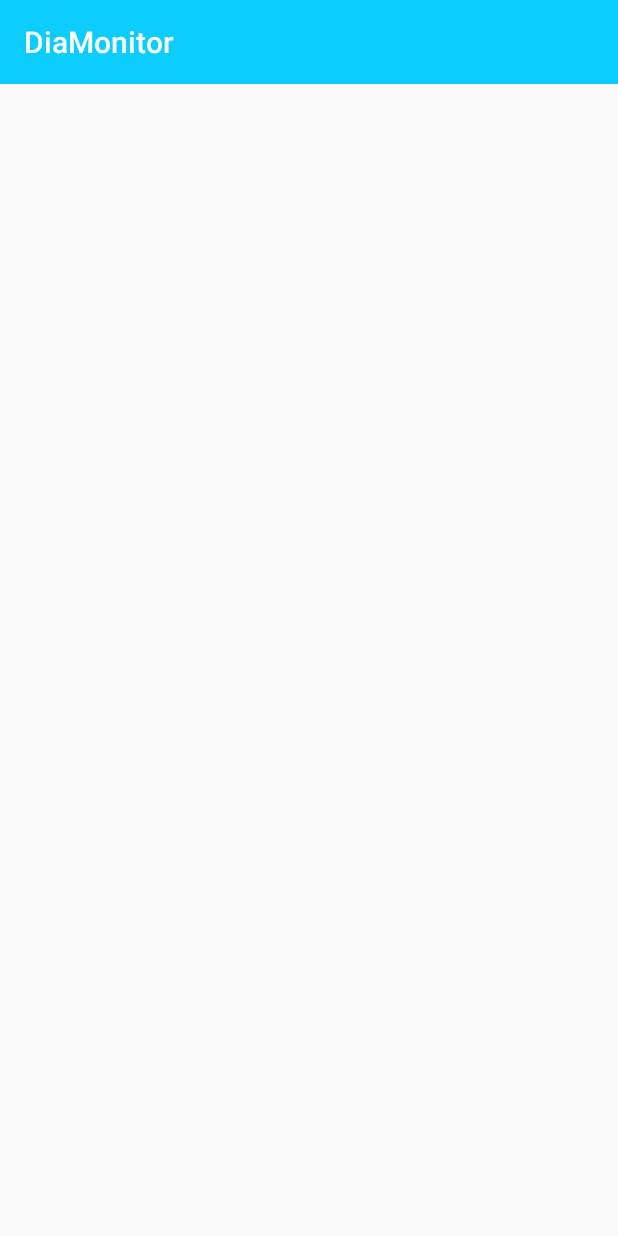
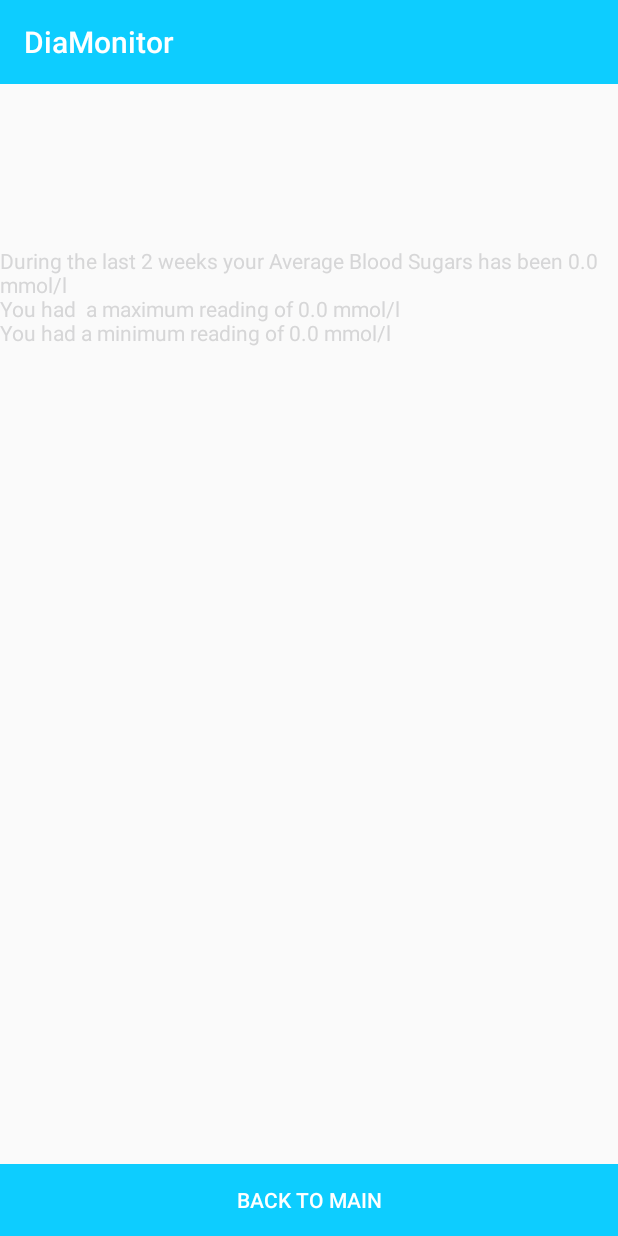
Before and after one commit to Conor-M/DiaMonitorPro, an Android app: the AnalyseBlood screen opened directly, with no data from a screen before it, on a phone screen of 412 x 824 dp. Run offline under Robolectric (Android 15) with nearby library versions, the light colour scheme and no system bars.

Commit message:
Analysis of Blood sugars including Lows and Highs at morning evening and night, averages of biweekly readings and biweekly high and lows

```diff
--- a/app/src/main/java/uk/ac/ulster/mur/diamonitor/AnalyseBlood.java
+++ b/app/src/main/java/uk/ac/ulster/mur/diamonitor/AnalyseBlood.java
@@ -1,7 +1,12 @@
 package uk.ac.ulster.mur.diamonitor;
 
+import android.content.Context;
+import android.content.Intent;
+import android.content.SharedPreferences;
 import android.os.Bundle;
 import android.support.v7.app.AppCompatActivity;
+import android.view.View;
+import android.widget.TextView;
 
 import java.util.ArrayList;
 import java.util.Collections;
@@ -9,7 +14,12 @@ import java.util.Collections;
 public class AnalyseBlood extends AppCompatActivity {
 
     private MyDBHandler myDBHandler;
-    ArrayList<Blood> bloodList;
+    private ArrayList<Blood> bloodList;
+    private final int DEFAULTCORRRATIO = 2;
+    private final int DEFAULTCARBRATIO = 5;
+    private final String DEFAULTMAXRANGE = "10.0";
+    private final String DEFAULTMINRANGE = "4.0";
+    private TextView tvAnalysisResult;
 
     @Override
     protected void onCreate(Bundle savedInstanceState) {
@@ -17,39 +27,101 @@ public class AnalyseBlood extends AppCompatActivity {
         setContentView(R.layout.activity_analyse_blood);
         myDBHandler = new MyDBHandler(this, null, null, 1);
         //Get All Blood Sugars records
-        bloodList = myDBHandler.getAllBlood();
         //Reverse array to put newest records at top of the list
-        Collections.reverse(bloodList);
+        analyseBloods();
+    }
+    public void HomeButtonClicked(View view){
+        Intent i = new Intent(this, MainActivity.class);
+        startActivity(i);
     }
 
     public void analyseBloods(){
         int count = 0;
-        double averageTotal = 0;
-        double maxValue = 0.1;
-        double minValue = 100.1;
+        float averageTotal = 0f;
+        float maxValue = 0.00f; //set low so first value takes maximum value
+        float minValue = 100.00f; // set high so first value takes minimum value
+        int highNight = 0, highEvening = 0, highMorning = 0, lowNight = 0, lowEvening = 0, lowMorning = 0;
+        bloodList = myDBHandler.getAllBlood();
+        Collections.reverse(bloodList);
         for(Blood bloodReading: bloodList){
-                //1209600seconds = 2weeks
+                //1209600 seconds = 2weeks
             long timeCurr = System.currentTimeMillis();
-            long prev2WeeksTime = timeCurr - 1209600;
-            double br = bloodReading.getReading();
+            long prev2WeeksTime = timeCurr - 1209600000;
+            float br = bloodReading.getReading();
             long time = bloodReading.getTime();
-            if(time<prev2WeeksTime){
-                break;
-            }
-            averageTotal += br;
-            count++;
+            int bsHour = myDBHandler.StringEpochToHour(time); //Extract the hour digit out of the time for period of the day
+            SharedPreferences sharedPref = getSharedPreferences("UserSettings", Context.MODE_PRIVATE);
+            float minRange = Float.parseFloat(sharedPref.getString("minRange", DEFAULTMINRANGE));
+            float maxRange = Float.parseFloat(sharedPref.getString("maxRange", DEFAULTMAXRANGE));
+
+
+            if(time<prev2WeeksTime)//if the time of recording the blood sugar is greater than 2 weeks old
+                break; //break out of for loop as out of range of analysis
+
+            averageTotal += br; //create a running total of the blood sugars
+            count++; // count number of blood sugars as the divisor
 
             //Sets the maximum and minimum recorded blood sugar in the 2 week period.
-            if(br>maxValue)
-                maxValue=br;
-            if(br<minValue)
-                minValue=br;
+            if(br>maxValue){ // if blood reading is higher than current maxvalue
+                maxValue=br;// set blood reading to max value
+            }else if(br<minValue) { //
+                minValue = br;
+            }
+
+            if(br>maxRange){
+                if(bsHour>5 && bsHour <13){
+                    //Add one to morning time high
+                    highMorning++;
+                }else if(bsHour>12 && bsHour<20){
+                    //Add one to evening time high
+                    highEvening++;
+                }else if(bsHour>19 && bsHour<6){
+                    //Add one to night time high
+                    highNight++;
+                }
+            }else if(br<minRange){
+                if(bsHour>5 && bsHour <13){
+                    //Add one to morning time low
+                    lowMorning++;
+                }else if(bsHour>12 && bsHour<21){
+                    //Add one to evening time low
+                    lowEvening++;
+                }else if(bsHour>20 && bsHour<6){
+                    //Add one to night time low
+                    lowNight++;
+                }
+            }
+        }// For loop End
+        double average = averageTotal/count;
+        average = Math.round(average*10)/10.0d;
+        tvAnalysisResult = findViewById(R.id.tvAnalysisResult);
+        String analysisResults =
+                "During the last 2 weeks your Average Blood Sugars has been " + average + " mmol/l\n"
+                +"You had  a maximum reading of " + maxValue + " mmol/l\n"
+                +"You had a minimum reading of " + minValue + " mmol/l\n\n";
+
+        if(highMorning>2){
+            analysisResults += "You have had " + highMorning + " high readings in the morning time\n";
+        }
+        if(highEvening>2){
+            analysisResults += "You have had " + highEvening + " high readings in the evening time\n";
+        }
+        if(highNight>2){
+            analysisResults += "You have had " + highNight + " high readings in the night time\n";
+        }
+        if(lowMorning>2){
+            analysisResults += "You have had " + lowMorning + " low readings in the morning time\n";
+        }
+        if(lowEvening>2){
+            analysisResults += "You have had " + lowEvening + " low readings in the evening time\n";
+        }
+        if(lowNight>2){
+            analysisResults += "You have had " + lowNight + " low readings in the night time\n";
+        }
+        tvAnalysisResult.setText(analysisResults);
 
 
 
-            myDBHandler.StringEpochToTime(time);
+    }
 
-        }
-        //bloodList
-    }
 }
--- a/app/src/main/java/uk/ac/ulster/mur/diamonitor/Blood.java
+++ b/app/src/main/java/uk/ac/ulster/mur/diamonitor/Blood.java
@@ -17,14 +17,14 @@ public class Blood {
 
     // Class Variables for storing DB Columns
     private int ID ;
-    private double reading;
+    private float reading;
     private long time;
 
     //GETTERS AND SETTERS
     public int getBloodId(){return ID;}
     public void setBloodId(int ID){this.ID = ID;}
-    public double getReading(){return reading;}
-    public void setReading(double reading){this.reading = reading;}
+    public float getReading(){return reading;}
+    public void setReading(float reading){this.reading = reading;}
     public long getTime(){return time;}
     public void setTime(long time){this.time = time;}
 
--- a/app/src/main/java/uk/ac/ulster/mur/diamonitor/MainActivity.java
+++ b/app/src/main/java/uk/ac/ulster/mur/diamonitor/MainActivity.java
@@ -50,7 +50,7 @@ public class MainActivity extends AppCompatActivity implements View.OnClickListe
             Intent i = new Intent(this, ViewType.class);
             startActivity(i);
         }else if (view ==findViewById(R.id.btnAnalyseBloodReadings)) {
-            Intent i = new Intent(this, Search.class);
+            Intent i = new Intent(this, AnalyseBlood.class);
             startActivity(i);
         }
     }
--- a/app/src/main/java/uk/ac/ulster/mur/diamonitor/MyDBHandler.java
+++ b/app/src/main/java/uk/ac/ulster/mur/diamonitor/MyDBHandler.java
@@ -11,7 +11,7 @@ import java.util.ArrayList;
 import java.util.Date;
 
 public class MyDBHandler extends SQLiteOpenHelper {
-    private static final int DATABASE_VERSION = 1;
+    private static final int DATABASE_VERSION = 2;
     private static final String DATABASE_NAME = "diamonitor1.db";
 
 
@@ -25,97 +25,7 @@ public class MyDBHandler extends SQLiteOpenHelper {
         db.execSQL(createCarbsTable());
         db.execSQL(createBloodsTable());
         db.execSQL(createInsulinTable());
-        //db.execSQL(createUserTable());
-        // insertDefaultUser();
     }
-    /*private String[] mAllUserColumns = { User.KEY_USERID, User.KEY_DEFAULTSET, User.KEY_MinRange, User.KEY_MaxRange, User.KEY_CorrectionRatio, User.KEY_CarbRatio };
-
-    public User getUser() {
-        int id = 0;
-        SQLiteDatabase db = getWritableDatabase();
-        Cursor cursor = db.query(User.TABLE, mAllUserColumns,
-                User.KEY_USERID + " = 0",
-                new String[] { String.valueOf(id) }, null, null, null);
-        if (cursor != null) {
-            cursor.moveToFirst();
-        }
-
-        User user = cursorToUser(cursor);
-        return user;
-    }
-
-    protected User cursorToUser(Cursor cursor) {
-        User user = new User();
-        user.setUserID(cursor.getInt(0));
-        user.setMinRange(cursor.getFloat(1));
-        user.setMaxRange(cursor.getFloat(2));
-        user.setCarbRatio(cursor.getInt(3));
-        user.setCorrectionRatio(cursor.getInt(4));
-        return user;
-    }
-
-    public boolean isUserTableEmpty(){
-
-        SQLiteDatabase db = getWritableDatabase();
-        String count = "SELECT count(*) FROM " + User.TABLE;
-        Cursor mcursor = db.rawQuery(count, null);
-        mcursor.moveToFirst();
-        int icount = mcursor.getInt(0);
-        if(icount>0){
-            return false;
-        }else{
-            insertDefaultUser();
-            return true;
-        }
-    }
-
-    public static String createUserTable(){
-        return "CREATE TABLE " + User.TABLE  + "("
-                + User.KEY_USERID + " INTEGER PRIMARY KEY,"
-                + User.KEY_CarbRatio + " INTEGER, "
-                + User.KEY_CorrectionRatio + " INTEGER, "
-                + User.KEY_MaxRange + " DOUBLE, "
-                + User.KEY_MinRange + " DOUBLE, "
-                + User.KEY_DEFAULTSET + " INTEGER )";
-    }
-
-    public void editUser(User user) {
-        SQLiteDatabase db = getWritableDatabase();
-        ContentValues values = new ContentValues();
-        deleteUser();
-        values.put(User.KEY_USERID, 0);
-        values.put(User.KEY_CarbRatio, user.getCarbRatio());
-        values.put(User.KEY_CorrectionRatio, user.getCorrectionRatio());
-        values.put(User.KEY_MinRange, user.getMinRange());
-        values.put(User.KEY_MaxRange, user.getMaxRange());
-        values.put(User.KEY_DEFAULTSET, 0);
-
-        // Inserting Row
-        db.insert(User.TABLE, null, values);
-        db.close();
-    }
-    public void insertDefaultUser() {
-
-        SQLiteDatabase db = getWritableDatabase();
-        ContentValues values = new ContentValues();
-        values.put(User.KEY_USERID, 0);
-        values.put(User.KEY_CarbRatio, 5);
-        values.put(User.KEY_CorrectionRatio, 2);
-        values.put(User.KEY_MaxRange, 9.5);
-        values.put(User.KEY_MinRange, 4.5);
-        values.put(User.KEY_DEFAULTSET, 1);
-
-        // Inserting Row
-        db.insert(User.TABLE, null, values);
-        db.close();
-    }
-
-    public void deleteUser( ) {
-        SQLiteDatabase db = getWritableDatabase();
-        db.delete(User.TABLE,User.KEY_USERID + "=",new String[]{"0"});
-        db.close();
-    }*/
-
 
     @Override
     public void onUpgrade(SQLiteDatabase db, int i, int i1) {
@@ -142,7 +52,7 @@ public class MyDBHandler extends SQLiteOpenHelper {
     public static String createBloodsTable(){
         return "CREATE TABLE " + Blood.TABLE  + "("
                 + Blood.KEY_BLOODID + " INTEGER PRIMARY KEY AUTOINCREMENT,  "
-                + Blood.KEY_READING + " FLOAT, "
+                + Blood.KEY_READING + " DECIMAL(4,1), "
                 + Blood.KEY_TIME + " LONG )";
     }
     public static String createCarbsTable(){
@@ -378,10 +288,11 @@ public class MyDBHandler extends SQLiteOpenHelper {
         SimpleDateFormat format = new SimpleDateFormat("dd-MM-yy HH:mm");
         return format.format(date);
     }
-    public String StringEpochToHour(long epoch){
+    public int StringEpochToHour(long epoch) {
         String hour;
         Date date = new Date(epoch);
-        hour = new SimpleDateFormat("HH").toString();
-        return hour;
+        SimpleDateFormat format = new SimpleDateFormat("HH");
+        hour = format.format(date);
+        return Integer.parseInt(hour);
     }
 }
--- a/app/src/main/res/layout/activity_add_blood.xml
+++ b/app/src/main/res/layout/activity_add_blood.xml
@@ -2,7 +2,6 @@
 <RelativeLayout xmlns:android="http://schemas.android.com/apk/res/android"
     android:layout_height="match_parent"
     android:layout_width="match_parent">
-
 
 
     <EditText
@@ -12,9 +11,11 @@
         android:layout_alignParentTop="true"
         android:layout_centerHorizontal="true"
         android:layout_marginTop="63dp"
+        android:digits="1234567890."
         android:ems="10"
         android:hint="Insert Blood Reading"
-        android:inputType="numberDecimal" />
+        android:inputType="numberDecimal"
+        android:numeric="decimal" />
 
     <Button
         android:id="@+id/button"
--- a/app/src/main/res/layout/activity_analyse_blood.xml
+++ b/app/src/main/res/layout/activity_analyse_blood.xml
@@ -1,8 +1,27 @@
 <?xml version="1.0" encoding="utf-8"?>
-<android.support.constraint.ConstraintLayout xmlns:android="http://schemas.android.com/apk/res/android"
+<RelativeLayout xmlns:android="http://schemas.android.com/apk/res/android"
     xmlns:tools="http://schemas.android.com/tools"
     android:layout_width="match_parent"
     android:layout_height="match_parent"
     tools:context="uk.ac.ulster.mur.diamonitor.AnalyseBlood">
 
-</android.support.constraint.ConstraintLayout>
+    <Button
+        android:id="@+id/btnHome"
+        android:layout_width="match_parent"
+        android:layout_height="wrap_content"
+        android:layout_alignParentBottom="true"
+        android:layout_centerHorizontal="true"
+        android:background="@color/colorPrimary"
+        android:onClick="HomeButtonClicked"
+        android:text="Back To Main"
+        android:textColor="@android:color/background_light" />
+
+    <TextView
+        android:id="@+id/tvAnalysisResult"
+        android:layout_width="match_parent"
+        android:layout_height="match_parent"
+        android:layout_alignParentStart="true"
+        android:layout_alignParentTop="true"
+        android:layout_marginTop="108dp"
+        android:textColor="@color/gray_holo_dark" />
+</RelativeLayout>
```
Also changed, not shown: app/src/main/java/uk/ac/ulster/mur/diamonitor/AddBlood.java (+7 -48 lines), app/src/main/java/uk/ac/ulster/mur/diamonitor/SearchResult.java (+4 -20 lines), app/src/main/java/uk/ac/ulster/mur/diamonitor/UserSettings.java (+5 -42 lines), 22 other files.
